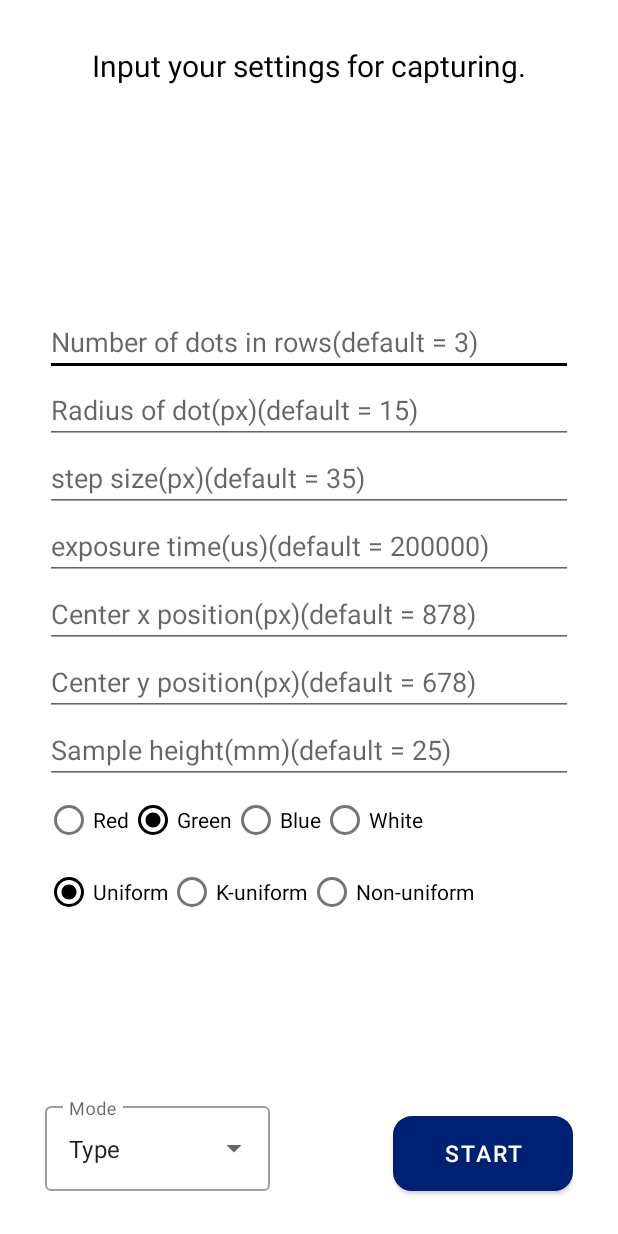
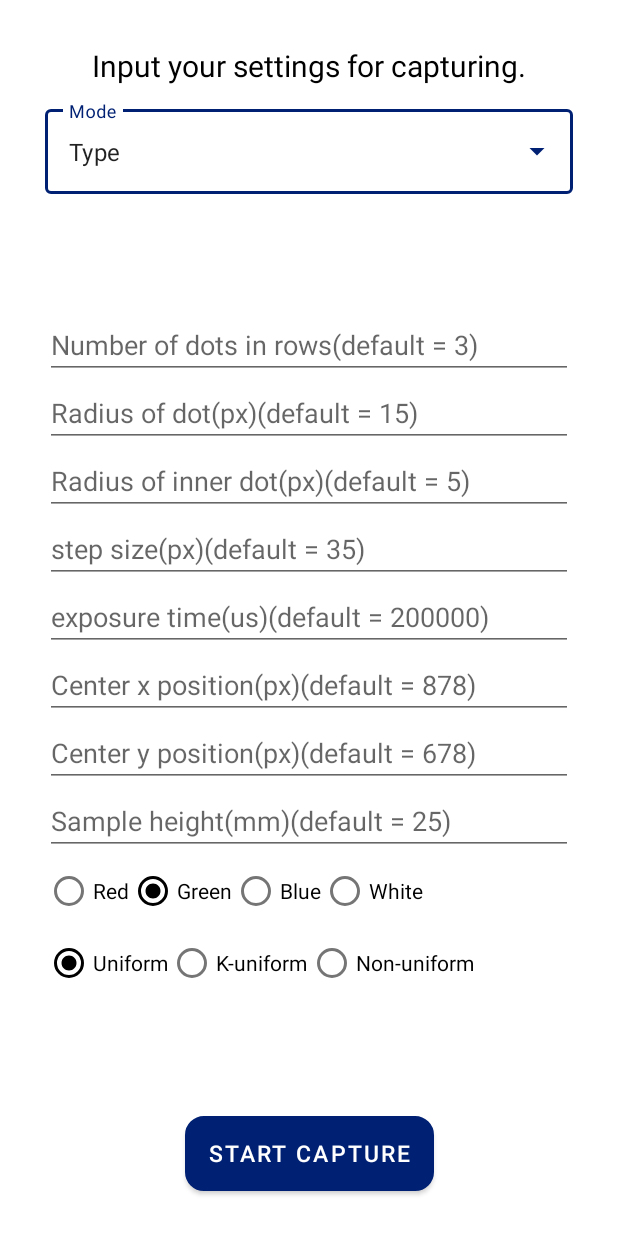
Before and after one commit to OISL-Yonsei/Smartphone_FPM, an Android app: the layout activity_captureoption.xml on its own in the app's theme, with its tools: preview values and no code run, on a phone screen of 412 x 824 dp. Run offline under Robolectric (Android 15) with nearby library versions, the phone set to English and light mode, and no system bars.

```diff
--- a/Software/app/src/main/java/com/lukael/oled_fpm/activity/illumination/IlluminationActivity.kt
+++ b/Software/app/src/main/java/com/lukael/oled_fpm/activity/illumination/IlluminationActivity.kt
@@ -146,7 +146,7 @@ class IlluminationActivity : AppCompatActivity() {
     // 3)
     private fun initCamera(){
         // initialize camera
-        val rgbMaxIter = if (captureSetting.captureMode == CaptureMode.RGBReconstruction) 3 else 1 // take rgb or only r|g|b
+        val rgbMaxIter = if (captureSetting.captureMode == CaptureMode.ReconstructionRGB) 3 else 1 // take rgb or only r|g|b
         ccv2WithoutPreview = CameraControllerV2WithoutPreview(applicationContext, rgbMaxIter * posList.size + 1, captureSetting.dotsInRow-1)
         ccv2WithoutPreview.openCamera()
         Log.d("picture # to be taken", (captureSetting.dotsInRow * captureSetting.dotsInRow + 1).toString())
@@ -182,7 +182,7 @@ class IlluminationActivity : AppCompatActivity() {
 
             // check if done capturing
             if (step == posList.size + 1) { // if there is next color
-                if (captureSetting.captureMode == CaptureMode.RGBReconstruction && rgbIter < 2) { // FIXME
+                if (captureSetting.captureMode == CaptureMode.ReconstructionRGB && rgbIter < 2) { // FIXME
                     rgbIter++
                     step = 1
                 } else { // if done capturing
@@ -204,7 +204,7 @@ class IlluminationActivity : AppCompatActivity() {
                     dotStatus.distance=(captureSetting.sampleheight.toDouble()*0.3).toFloat()
 
                 }
-                captureSetting.captureMode == CaptureMode.MonoReconstruction -> { // FIXME
+                captureSetting.captureMode == CaptureMode.ReconstructionMono -> { // FIXME
                     dotStatus.color = colors[captureSetting.colorCode]
                     dotStatus.cx = captureSetting.centerX + (posList[step - 1].xPos)
                     dotStatus.cy = captureSetting.centerY + (posList[step - 1].yPos)
--- a/Software/app/src/main/java/com/lukael/oled_fpm/activity/illumination/captureoption/CaptureOptionViewModel.kt
+++ b/Software/app/src/main/java/com/lukael/oled_fpm/activity/illumination/captureoption/CaptureOptionViewModel.kt
@@ -6,7 +6,7 @@ import androidx.lifecycle.ViewModel
 
 class CaptureOptionViewModel: ViewModel() {
     val captureModeLiveData: LiveData<CaptureMode?> get() = _captureModeLiveData
-    private val _captureModeLiveData = MutableLiveData(CaptureMode.MonoReconstruction)
+    private val _captureModeLiveData = MutableLiveData<CaptureMode?>(null)
 
     fun setCaptureMode(mode: CaptureMode?) {
         _captureModeLiveData.value = mode
--- a/Software/app/src/main/java/com/lukael/oled_fpm/camera/CameraControllerV2WithoutPreview.kt
+++ b/Software/app/src/main/java/com/lukael/oled_fpm/camera/CameraControllerV2WithoutPreview.kt
@@ -336,7 +336,7 @@ class CameraControllerV2WithoutPreview(private val context: Context,
         if (cnt == 0) {
             timeStamp = SimpleDateFormat("yyyyMMdd_HHmmss").format(Date())
         }
-        mediaFile = if (captureMode == CaptureMode.MonoReconstruction) { // TODO
+        mediaFile = if (captureMode == CaptureMode.ReconstructionMono) { // TODO
             File(
                     mediaStorageDir.path + File.separator + "IMG_mono_" +
                             timeStamp + "_" + String.format("%02d",diaLed) + "_" + cnt.toString().padStart(3, '0')  + ".jpg")
--- a/Software/app/src/main/java/com/lukael/oled_fpm/model/CaptureSetting.kt
+++ b/Software/app/src/main/java/com/lukael/oled_fpm/model/CaptureSetting.kt
@@ -1,13 +1,12 @@
 package com.lukael.oled_fpm.model
 
 import com.lukael.oled_fpm.activity.illumination.captureoption.CaptureMode
-import java.io.File
 import java.io.Serializable
-import java.util.ArrayList
 
 class CaptureSetting(
     var dotsInRow: Int,
     var dotRadius: Int,
+    var dotInnerRadius: Int,
     var stepSize: Int,
     var exposureTime: Long,
     var centerX: Int,
@@ -21,6 +20,7 @@ class CaptureSetting(
         val Default = CaptureSetting(
             3,
             20,
+            10,
             35,
             200000,
             878,
@@ -28,7 +28,7 @@ class CaptureSetting(
             24,
             1,
             0,
-            CaptureMode.MonoReconstruction
+            CaptureMode.ReconstructionMono
         )
     }
 }
--- a/Software/app/src/main/res/layout/activity_captureoption.xml
+++ b/Software/app/src/main/res/layout/activity_captureoption.xml
@@ -1,5 +1,5 @@
 <?xml version="1.0" encoding="utf-8"?>
-<FrameLayout xmlns:android="http://schemas.android.com/apk/res/android"
+<androidx.constraintlayout.widget.ConstraintLayout xmlns:android="http://schemas.android.com/apk/res/android"
     xmlns:app="http://schemas.android.com/apk/res-auto"
     xmlns:tools="http://schemas.android.com/tools"
     android:orientation="vertical"
@@ -10,18 +10,41 @@
     android:background="#ffffff">
 
     <TextView
+        android:id="@+id/tv_title"
         android:layout_marginTop="30dp"
         android:layout_width="wrap_content"
         android:layout_height="wrap_content"
-        android:layout_gravity="top|center"
+        app:layout_constraintTop_toTopOf="parent"
+        app:layout_constraintStart_toStartOf="parent"
+        app:layout_constraintEnd_toEndOf="parent"
         android:textSize="20sp"
         android:textColor="@android:color/black"
         android:text="Input your settings for capturing."/>
 
-    <LinearLayout
+    <com.google.android.material.textfield.TextInputLayout
+        android:id="@+id/til_capture_mode"
+        android:layout_marginBottom="30dp"
+        style="@style/Widget.MaterialComponents.TextInputLayout.OutlinedBox.ExposedDropdownMenu"
         android:layout_width="match_parent"
         android:layout_height="wrap_content"
-        android:layout_gravity="center"
+        android:hint="Mode"
+        android:layout_marginTop="10dp"
+        app:layout_constraintTop_toBottomOf="@id/tv_title">
+        <AutoCompleteTextView
+            android:id="@+id/tv_capture_mode"
+            android:layout_width="match_parent"
+            android:layout_height="match_parent"
+            android:layout_weight="1"
+            android:inputType="none"
+            tools:text="Type" />
+    </com.google.android.material.textfield.TextInputLayout>
+
+    <LinearLayout
+        android:id="@+id/ll_settings"
+        android:layout_width="match_parent"
+        android:layout_height="wrap_content"
+        app:layout_constraintTop_toBottomOf="@id/til_capture_mode"
+        app:layout_constraintBottom_toTopOf="@id/start_recon_button"
         android:orientation="vertical">
 
         <EditText
@@ -33,11 +56,19 @@
             android:inputType="number" />
 
         <EditText
-            android:id="@+id/editText_size"
+            android:id="@+id/editText_radius"
             android:layout_width="match_parent"
             android:layout_height="wrap_content"
             android:ems="10"
             android:hint="Radius of dot(px)(default = 15)"
+            android:inputType="number" />
+
+        <EditText
+            android:id="@+id/editText_inner_radius"
+            android:layout_width="match_parent"
+            android:layout_height="wrap_content"
+            android:ems="10"
+            android:hint="Radius of inner dot(px)(default = 5)"
             android:inputType="number" />
 
         <EditText
@@ -80,7 +111,7 @@
             android:hint="Sample height(mm)(default = 25)"
             android:inputType="number" />
         <RadioGroup
-            android:id="@+id/radio_group"
+            android:id="@+id/rg_illumination_color"
             android:layout_width="match_parent"
             android:layout_height="wrap_content"
             android:orientation="horizontal">
@@ -112,7 +143,7 @@
 
         </RadioGroup>
         <RadioGroup
-            android:id="@+id/capture_radio_group"
+            android:id="@+id/rg_uniform_type"
             android:layout_width="match_parent"
             android:layout_height="wrap_content"
             android:orientation="horizontal">
@@ -140,42 +171,16 @@
 
     </LinearLayout>
 
-    <LinearLayout
-        android:layout_width="match_parent"
-        android:layout_height="wrap_content"
-        android:orientation="vertical">
-
-        <LinearLayout
-            android:layout_width="match_parent"
-            android:layout_height="0dp"
-            android:layout_weight="1"
-            android:orientation="horizontal">
-        </LinearLayout>
-    </LinearLayout>
-    <com.google.android.material.textfield.TextInputLayout
-        android:id="@+id/til_capture_mode"
-        android:layout_marginBottom="30dp"
-        style="@style/Widget.MaterialComponents.TextInputLayout.OutlinedBox.ExposedDropdownMenu"
-        android:layout_width="150dp"
-        android:layout_height="wrap_content"
-        android:hint="Mode"
-        android:layout_gravity="bottom|start">
-        <AutoCompleteTextView
-            android:id="@+id/tv_capture_mode"
-            android:layout_width="match_parent"
-            android:layout_height="match_parent"
-            android:layout_weight="1"
-            android:inputType="none"
-            tools:text="Type" />
-    </com.google.android.material.textfield.TextInputLayout>
     <Button
         android:id="@+id/start_recon_button"
-        android:layout_width="120dp"
+        android:layout_width="wrap_content"
         android:textSize="15sp"
         android:layout_height="50dp"
-        android:layout_gravity="end|bottom"
+        app:layout_constraintBottom_toBottomOf="parent"
+        app:layout_constraintStart_toStartOf="parent"
+        app:layout_constraintEnd_toEndOf="parent"
         android:layout_marginBottom="30dp"
         android:background="@drawable/button_background"
-        android:text="Start"
-        android:textColor="@android:color/white" />
-</FrameLayout>
+        android:text="Start Capture"
+        android:textColor="@android:color/white"/>
+</androidx.constraintlayout.widget.ConstraintLayout>
```
Also changed, not shown: Software/app/src/main/java/com/lukael/oled_fpm/activity/illumination/captureoption/CaptureMode.kt (+51 -6 lines), Software/app/src/main/java/com/lukael/oled_fpm/activity/illumination/captureoption/CaptureOptionActivity.kt (+40 -9 lines), Software/app/src/main/java/com/lukael/oled_fpm/extension/ViewExtension.kt (added, +19 -0 lines).
